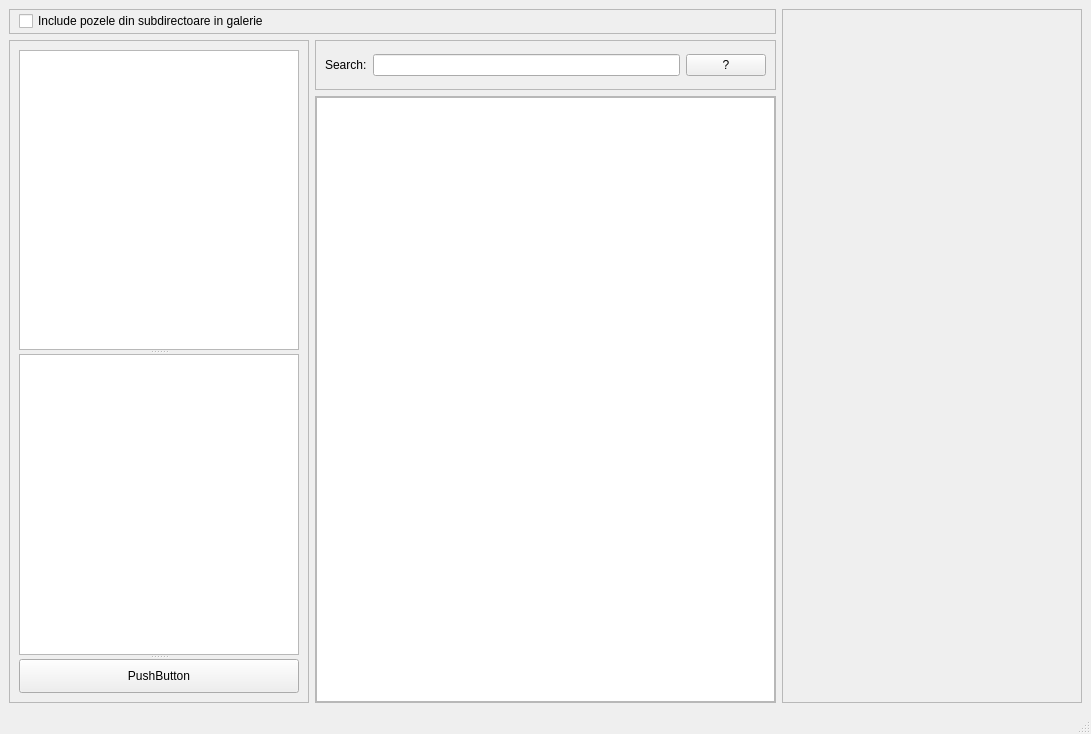
Old version of the form interfata.ui in the repository Flavius-George/Licenta.
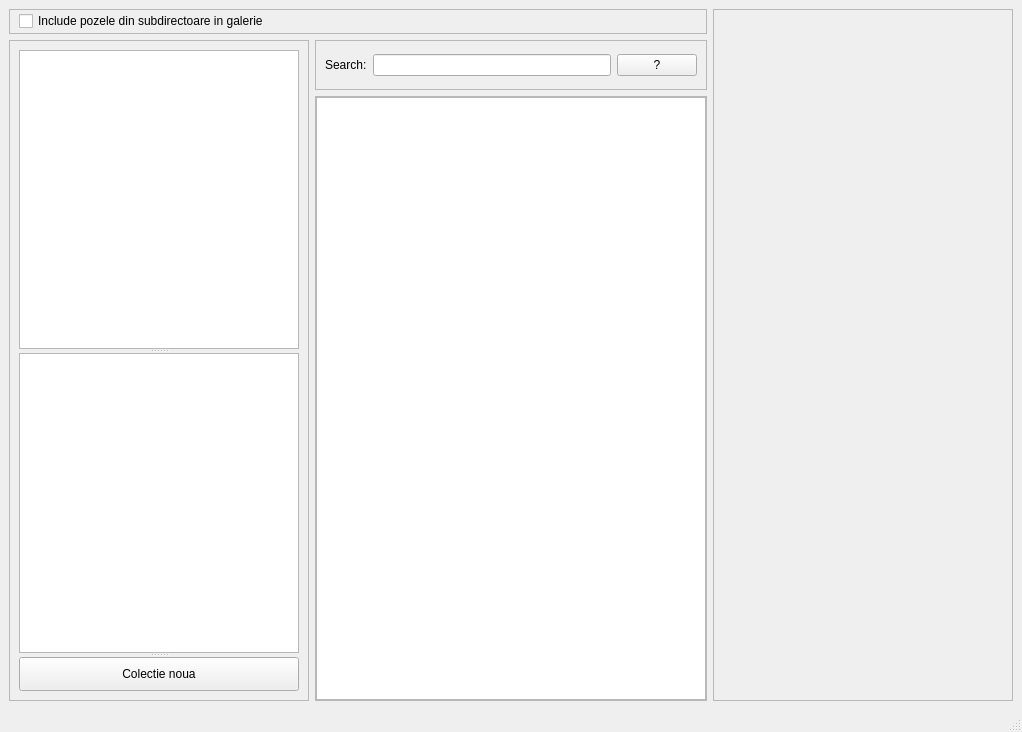
New version of the form.

The edit to the form file:
```diff
--- a/interfata.ui
+++ b/interfata.ui
@@ -6,8 +6,8 @@
    <rect>
     <x>0</x>
     <y>0</y>
-    <width>1091</width>
-    <height>734</height>
+    <width>1022</width>
+    <height>732</height>
    </rect>
   </property>
   <property name="windowTitle">
@@ -74,7 +74,7 @@
          <widget class="QListWidget" name="smartAlbumWidget"/>
          <widget class="QPushButton" name="pushButton">
           <property name="text">
-           <string>PushButton</string>
+           <string>Colectie noua</string>
           </property>
          </widget>
         </widget>
```
Left out of the diff: 4 changed lines with no effect on the pictures.
